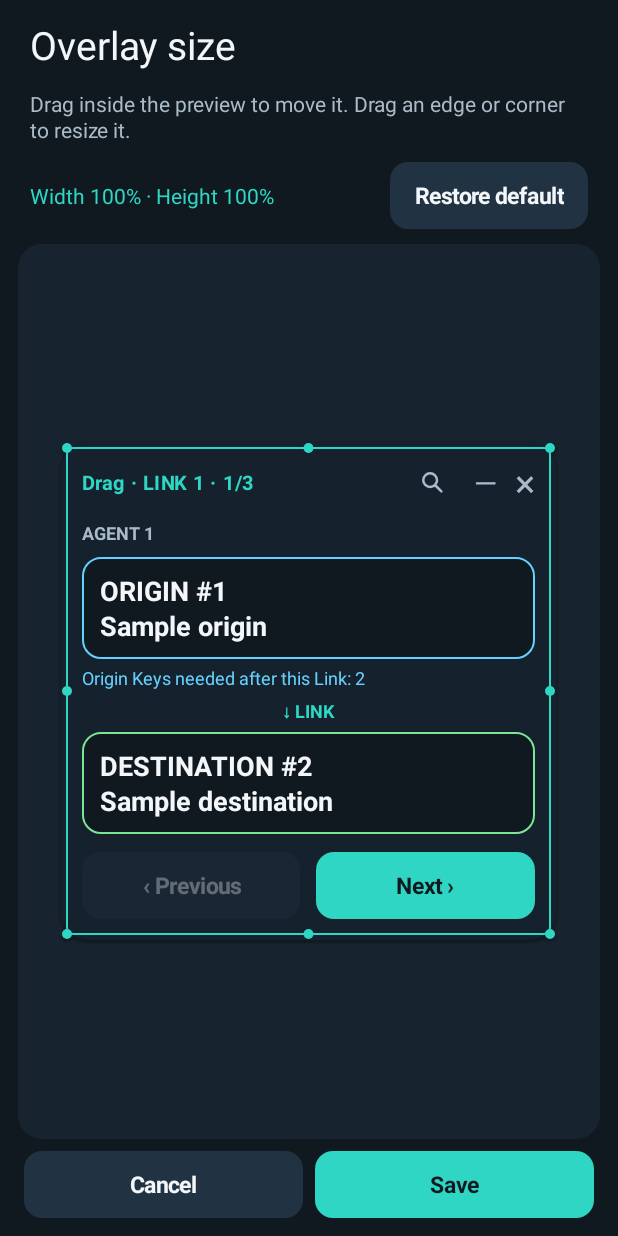
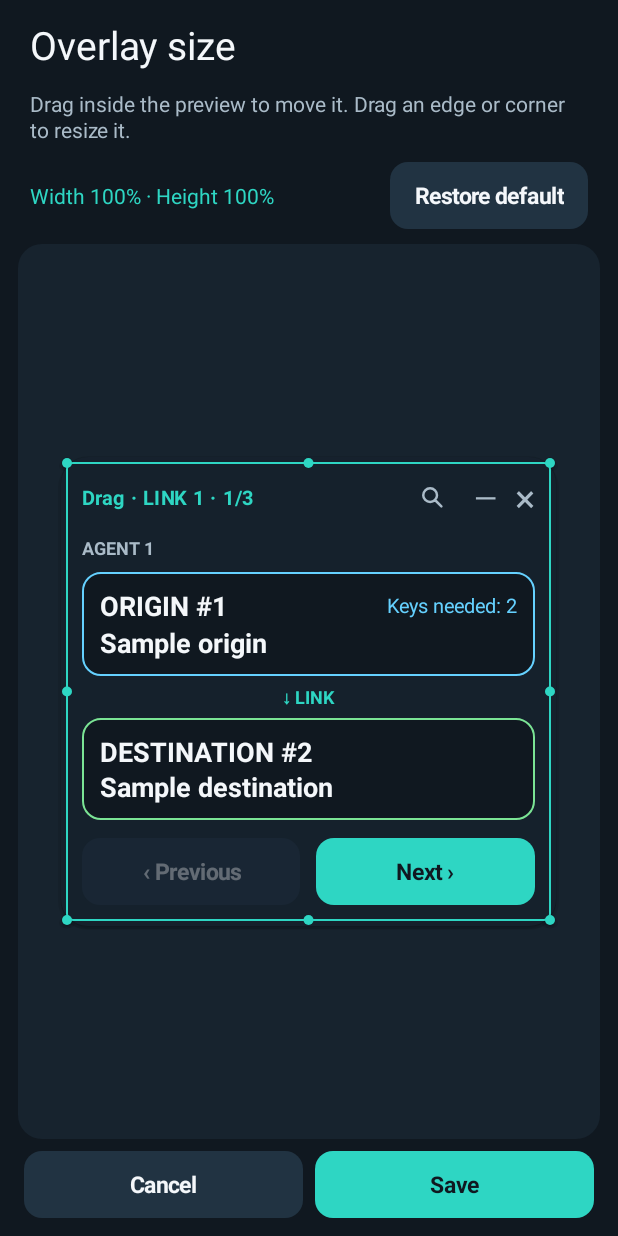
Before and after one commit to XClear0/Maxfield-Link-Overlay, an Android app: the OverlaySizeActivity screen opened directly, with no data from a screen before it, on a phone screen of 412 x 824 dp. Run offline under Robolectric (Android 15) with nearby library versions, the phone set to English and light mode, and no system bars; pictures from the network do not load.

Commit message:
Release Maxfield Link Overlay v1.3.2
Place the Key count beside the origin Portal and open Ingress after the search overlay is ready.

```diff
--- a/app/build.gradle
+++ b/app/build.gradle
@@ -32,8 +32,8 @@ android {
         applicationId 'io.github.xclear0.maxfieldoverlay'
         minSdk 26
         targetSdk 36
-        versionCode 8
-        versionName '1.3.1'
+        versionCode 9
+        versionName '1.3.2'
 
         testInstrumentationRunner 'android.test.InstrumentationTestRunner'
     }
--- a/app/src/main/java/io/github/xclear0/maxfieldoverlay/OverlayPanel.java
+++ b/app/src/main/java/io/github/xclear0/maxfieldoverlay/OverlayPanel.java
@@ -3,6 +3,7 @@ package io.github.xclear0.maxfieldoverlay;
 import android.content.Context;
 import android.graphics.Color;
 import android.graphics.Typeface;
+import android.text.TextUtils;
 import android.view.Gravity;
 import android.view.View;
 import android.view.ViewGroup;
@@ -17,7 +18,8 @@ final class OverlayPanel extends LinearLayout {
     private final LinearLayout header;
     private final TextView progressView;
     private final TextView agentView;
-    private final TextView originView;
+    private final TextView originTitleView;
+    private final TextView originNameView;
     private final TextView keysView;
     private final TextView destinationView;
     private final ImageButton searchControl;
@@ -75,15 +77,34 @@ final class OverlayPanel extends LinearLayout {
         agentView.setTypeface(Typeface.DEFAULT, Typeface.BOLD);
         root.addView(agentView, fullWidth());
 
-        originView = portalView(Ui.ORIGIN);
+        LinearLayout originCard = new LinearLayout(context);
+        originCard.setOrientation(LinearLayout.VERTICAL);
+        stylePortalCard(originCard, Ui.ORIGIN);
         LinearLayout.LayoutParams originParams = fullWidth();
         originParams.topMargin = Ui.dp(context, 8);
-        root.addView(originView, originParams);
+        root.addView(originCard, originParams);
 
-        keysView = Ui.text(context, "", 12, Ui.ORIGIN);
-        LinearLayout.LayoutParams keyParams = fullWidth();
-        keyParams.topMargin = Ui.dp(context, 4);
-        root.addView(keysView, keyParams);
+        LinearLayout originHeader = new LinearLayout(context);
+        originHeader.setOrientation(LinearLayout.HORIZONTAL);
+        originHeader.setLayoutDirection(View.LAYOUT_DIRECTION_LTR);
+        originHeader.setGravity(Gravity.CENTER_VERTICAL);
+        originCard.addView(originHeader, fullWidth());
+
+        originTitleView = portalText(1);
+        originTitleView.setEllipsize(TextUtils.TruncateAt.END);
+        originHeader.addView(originTitleView, new LinearLayout.LayoutParams(
+                0, ViewGroup.LayoutParams.WRAP_CONTENT, 1f));
+
+        keysView = Ui.text(context, "", 13, Ui.ORIGIN);
+        keysView.setMaxLines(1);
+        keysView.setEllipsize(TextUtils.TruncateAt.END);
+        LinearLayout.LayoutParams keyParams = new LinearLayout.LayoutParams(
+                ViewGroup.LayoutParams.WRAP_CONTENT, ViewGroup.LayoutParams.WRAP_CONTENT);
+        keyParams.setMarginStart(Ui.dp(context, 8));
+        originHeader.addView(keysView, keyParams);
+
+        originNameView = portalText(2);
+        originCard.addView(originNameView, fullWidth());
 
         linkArrow = Ui.text(context, "", 12, Ui.ACCENT);
         linkArrow.setGravity(Gravity.CENTER_HORIZONTAL);
@@ -91,7 +112,8 @@ final class OverlayPanel extends LinearLayout {
         linkArrow.setPadding(0, Ui.dp(context, 5), 0, Ui.dp(context, 5));
         root.addView(linkArrow, fullWidth());
 
-        destinationView = portalView(Ui.DESTINATION);
+        destinationView = portalText(3);
+        stylePortalCard(destinationView, Ui.DESTINATION);
         root.addView(destinationView, fullWidth());
 
         LinearLayout controls = new LinearLayout(context);
@@ -155,7 +177,8 @@ final class OverlayPanel extends LinearLayout {
                 step.linkNumber, index + 1, count));
         searchControl.setVisibility(searchResults ? View.GONE : View.VISIBLE);
         agentView.setText(textContext.getString(R.string.overlay_agent, step.agentNumber));
-        originView.setText(textContext.getString(R.string.overlay_origin, step.originNumber, step.originName));
+        originTitleView.setText(textContext.getString(R.string.overlay_origin, step.originNumber));
+        originNameView.setText(step.originName);
         keysView.setText(textContext.getString(R.string.overlay_origin_keys, remainingKeys));
         destinationView.setText(textContext.getString(
                 R.string.overlay_destination, step.destinationNumber, step.destinationName));
@@ -165,18 +188,21 @@ final class OverlayPanel extends LinearLayout {
         nextButton.setAlpha(index < count - 1 ? 1f : 0.35f);
     }
 
-    private TextView portalView(int accentColor) {
+    private TextView portalText(int maxLines) {
+        TextView view = Ui.text(getContext(), "", 18, Ui.PRIMARY);
+        view.setTypeface(Typeface.DEFAULT, Typeface.BOLD);
+        view.setMaxLines(maxLines);
+        return view;
+    }
+
+    private void stylePortalCard(View view, int accentColor) {
         Context context = getContext();
-        TextView view = Ui.text(context, "", 18, Ui.PRIMARY);
-        view.setTypeface(Typeface.DEFAULT, Typeface.BOLD);
-        view.setMaxLines(3);
         view.setPadding(
                 Ui.dp(context, 12), Ui.dp(context, 10), Ui.dp(context, 12), Ui.dp(context, 10));
         android.graphics.drawable.GradientDrawable background =
                 Ui.background(Ui.BACKGROUND, 12, context);
         background.setStroke(Ui.dp(context, 1), accentColor);
         view.setBackground(background);
-        return view;
     }
 
     private LinearLayout.LayoutParams fullWidth() {
--- a/app/src/main/res/values/changelog.xml
+++ b/app/src/main/res/values/changelog.xml
@@ -1,5 +1,6 @@
 <resources>
     <string name="changelog_title">Changelog</string>
+    <string name="changelog_v1_3_2">• Show the number of Keys still needed next to the origin Portal number.\n• Open Ingress after showing a selected search result in the overlay, without changing the saved plan progress.</string>
     <string name="changelog_v1_3_1">• Simplified the home screen by removing the tagline and introductory text.</string>
     <string name="changelog_v1_3_0">• Swipe left on a saved plan to rename or delete it.\n• Search from the overlay with the current destination filled in, or clear a search with one tap.\n• Show matching Links in a temporary overlay without changing saved plan progress.\n• Count the Keys needed for each plan and the Keys still needed for the current origin.\n• Minimize to the nearer edge, and move or resize the overlay preview with the option to restore defaults.\n• Read this changelog offline from About.</string>
     <string name="changelog_v1_2_3">• Keep separate Link progress for multiple plans.\n• Find Portals by name and view their matching Links.\n• Added the icon dock, language settings, and About. Launch Ingress from Home.</string>
--- a/app/src/main/res/values/strings.xml
+++ b/app/src/main/res/values/strings.xml
@@ -37,9 +37,9 @@
     <string name="portal_search_no_matches">No portals in this plan match that name.</string>
     <string name="portal_search_portal">%1$s (#%2$d)</string>
     <string name="portal_search_link">Link #%1$d · Agent %2$d\n#%3$d %4$s → #%5$d %6$s</string>
-    <string name="portal_search_overlay_title">Show matching Links in the overlay?</string>
-    <string name="portal_search_overlay_confirm">%1$s\n\nStart here and browse the matching Links. Leaving this results page restores your plan’s progress.</string>
-    <string name="portal_search_overlay_show">Show in overlay</string>
+    <string name="portal_search_overlay_title">Show the overlay and open Ingress?</string>
+    <string name="portal_search_overlay_confirm">%1$s\n\nOpen Ingress and browse matching Links starting here. Your saved plan progress will not change.</string>
+    <string name="portal_search_overlay_show">Show overlay and open Ingress</string>
     <string name="portal_search_overlay_failed">Unable to show these search results in the overlay.</string>
     <plurals name="portal_search_link_count">
         <item quantity="one">%d connected Link</item>
@@ -94,8 +94,8 @@
     <string name="overlay_search_progress">RESULTS  ·  LINK %1$d  ·  %2$d/%3$d</string>
     <string name="overlay_agent">AGENT %1$d</string>
     <string name="overlay_link_arrow">↓  LINK</string>
-    <string name="overlay_origin">ORIGIN  #%1$d\n%2$s</string>
-    <string name="overlay_origin_keys">Origin Keys needed after this Link: %1$d</string>
+    <string name="overlay_origin">ORIGIN #%1$d</string>
+    <string name="overlay_origin_keys">Keys needed: %1$d</string>
     <string name="overlay_destination">DESTINATION  #%1$d\n%2$s</string>
 
     <string name="settings_language_row">Language · %1$s</string>
```
Also changed, not shown: app/src/main/java/io/github/xclear0/maxfieldoverlay/IngressLauncher.java (added, +25 -0 lines), app/src/main/java/io/github/xclear0/maxfieldoverlay/MainActivity.java (+2 -16 lines), app/src/main/java/io/github/xclear0/maxfieldoverlay/OverlayService.java (+22 -2 lines), app/src/main/java/io/github/xclear0/maxfieldoverlay/PortalSearchActivity.java (+17 -1 lines), 2 other files.
